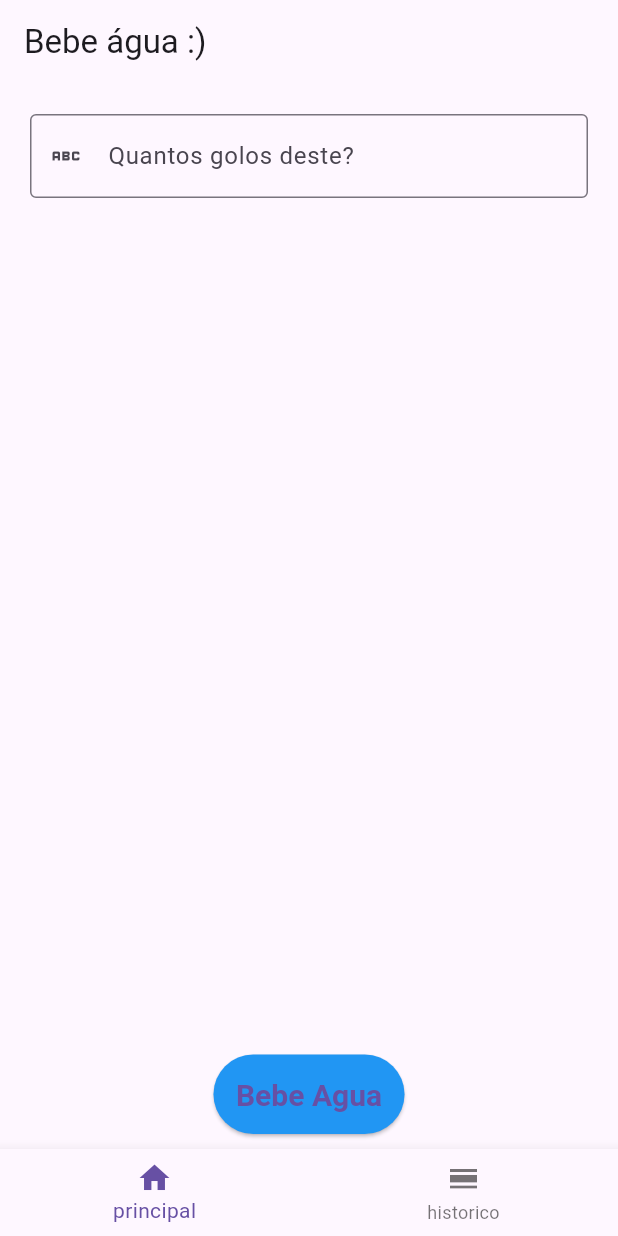
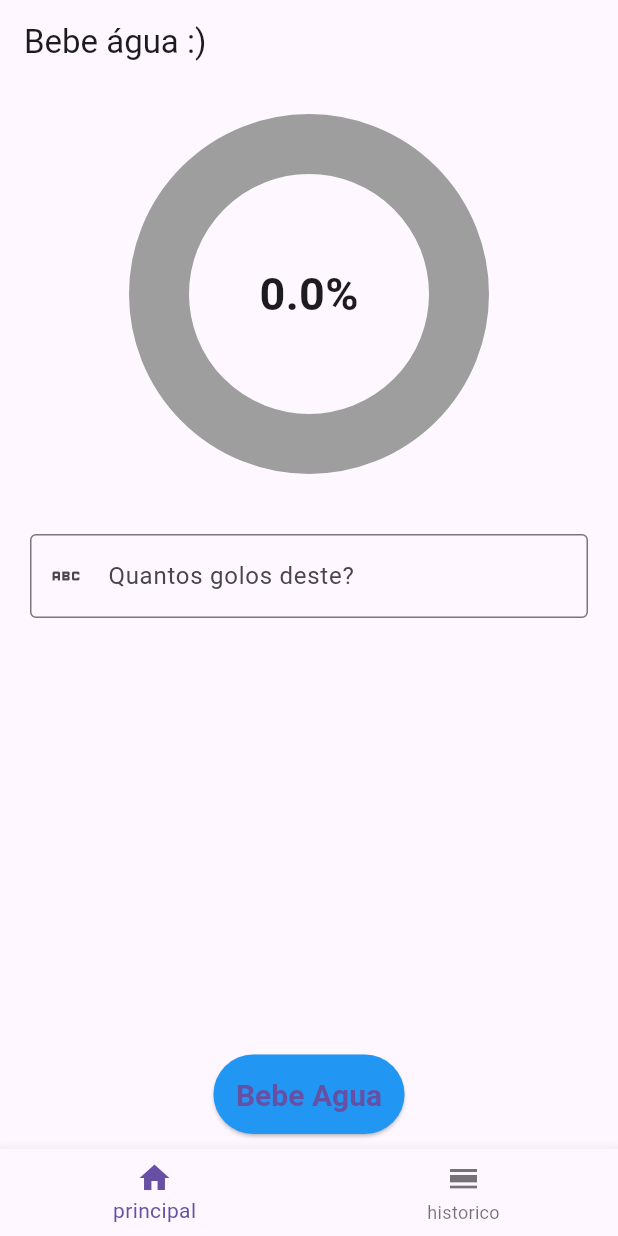
Before and after one commit to pedroLopes5555/bebe_agua, a Flutter app: the screen it shows after launch, on a phone screen of 412 x 824 dp. Run offline on Flutter 3.47's test engine with Material 3 defaults, Android fonts, the phone set to English and light mode, and no system bars; drawn by our look-alikes of percent_indicator; our stand-ins replace sqflite; accounts and stored records are empty.

Commit message:
drink water page made

```diff
--- a/bebe_agua/lib/pages/drink_water_page.dart
+++ b/bebe_agua/lib/pages/drink_water_page.dart
@@ -22,9 +22,6 @@ class _DrinkWaterPageState extends State<DrinkWaterPage> {
   Widget build(BuildContext context) {
     final database = context.read<LOTRDatabse>();
 
-    return FutureBuilder(future: database.getWaterDrunkToday(), builder: (_, snapshot){
-      if (snapshot.connectionState == ConnectionState.done){
-        _watterDrunkToday = snapshot.data ?? 0;
     return Column(
       mainAxisAlignment: MainAxisAlignment.center,
       children: <Widget>[
@@ -35,11 +32,6 @@ class _DrinkWaterPageState extends State<DrinkWaterPage> {
         )
       ],
     );
-      }
-      else{
-        return const CircularProgressIndicator();
-      }
-    });
 
   }
 
@@ -127,18 +119,37 @@ class _DrinkWaterPageState extends State<DrinkWaterPage> {
     return FutureBuilder(future: database.getWaterDrunkToday(), builder: (_, snapshot){
       if (snapshot.connectionState == ConnectionState.done){
         _watterDrunkToday = snapshot.data ?? 0;
-      }
-    });
-    //var percentage = regist.progressValue();
-    //double progressValue() => waterDrunk / meta;
-
         var percentage = _watterDrunkToday / 93;
 
         //so the progress bar dont overload
         if (percentage > 1.0) {
           percentage = 1.0;
         }
+        return Container(
+          margin: const EdgeInsets.symmetric(horizontal: 20, vertical: 20),
+          alignment: Alignment.center,
+          child: CircularPercentIndicator(
+            radius: 120.0,
+            lineWidth: 40.0,
+            animation: true,
+            percent: percentage,
+            center: Text(
+              "${(percentage * 100).toStringAsFixed(1)}%",
+              style: const TextStyle(fontSize: 30, fontWeight: FontWeight.bold),
+            ),
+            progressColor: Colors.blue,
+            backgroundColor: Colors.grey,
+            animateFromLastPercent: true,
+            circularStrokeCap: CircularStrokeCap.round,
+          ),
+        );
+      }else{
+        var percentage = _watterDrunkToday / 93;
 
+        //so the progress bar dont overload
+        if (percentage > 1.0) {
+          percentage = 1.0;
+        }
         return Container(
           margin: const EdgeInsets.symmetric(horizontal: 20, vertical: 20),
           alignment: Alignment.center,
@@ -158,6 +169,10 @@ class _DrinkWaterPageState extends State<DrinkWaterPage> {
           ),
         );
       }
+    });
+    //var percentage = regist.progressValue();
+    //double progressValue() => waterDrunk / meta;
+  }
 
   Future openDialog(String message) => showDialog(
       context: context,
```
Lines whose indentation alone changed are shown as unchanged.
